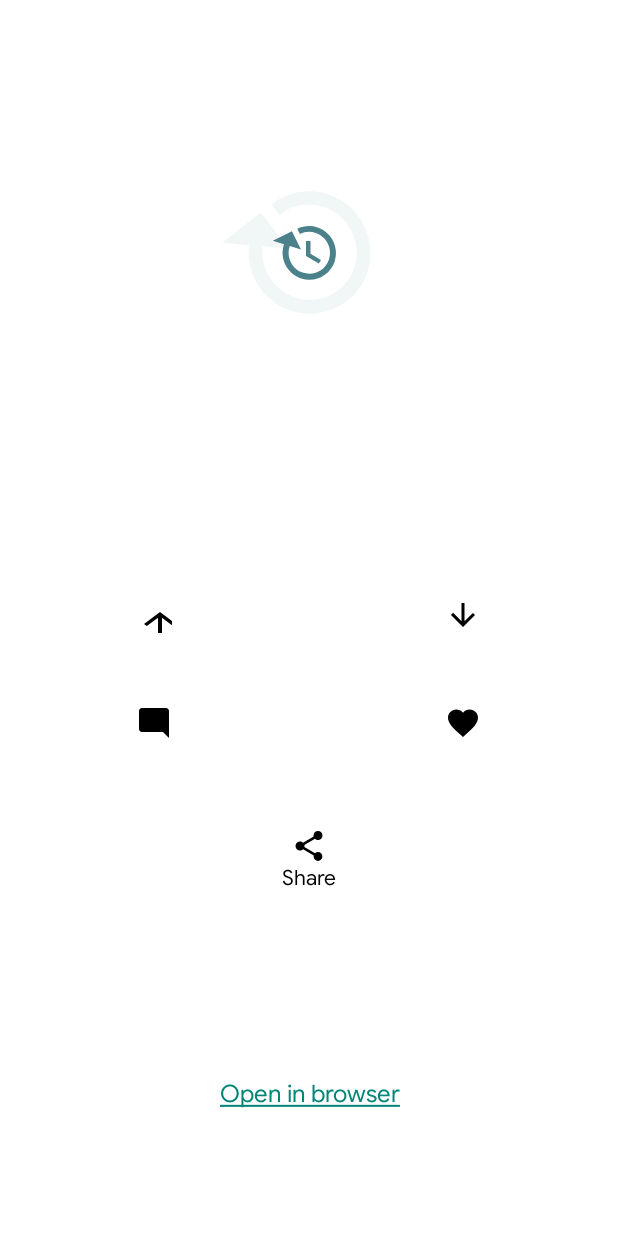
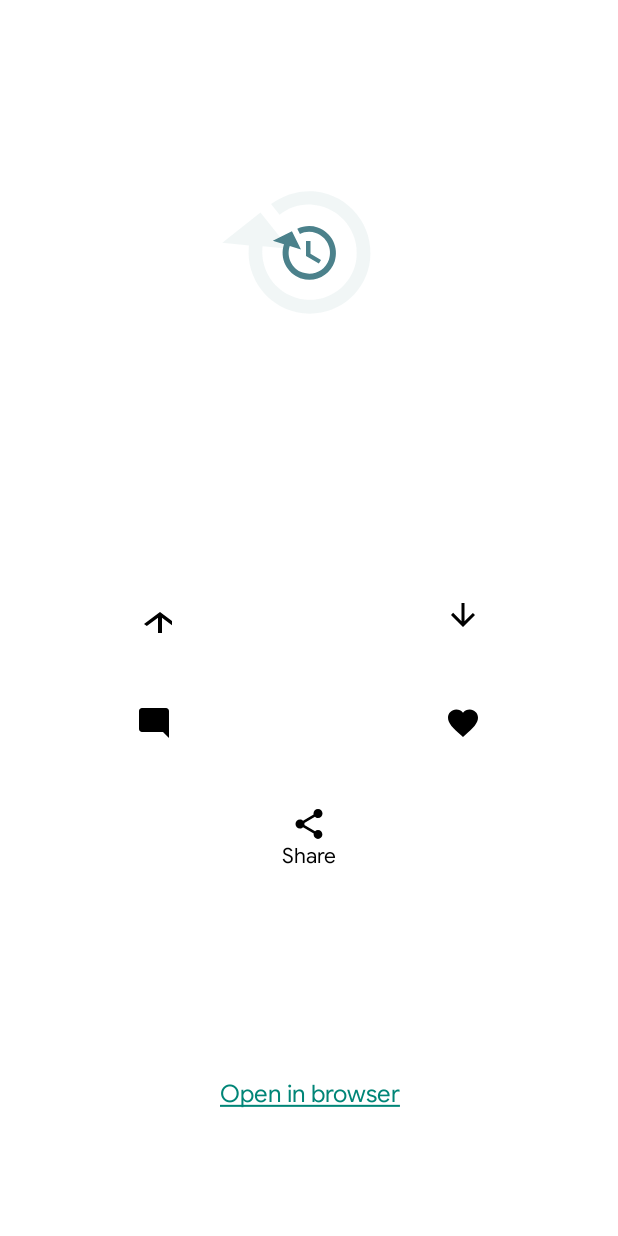
Before and after one commit to oscarito9410/Codechallenge, an Android app: the DetailFullActivity screen opened directly, with no data from a screen before it, on a phone screen of 412 x 824 dp. Run offline under Robolectric (Android 15) with nearby library versions, the phone set to English and light mode, and no system bars; pictures from the network do not load.

Commit message:
-Detail layout fix in margin

```diff
--- a/app/src/main/res/layout/activity_detail_full.xml
+++ b/app/src/main/res/layout/activity_detail_full.xml
@@ -185,7 +185,7 @@
 
                 <LinearLayout android:layout_width="match_parent" android:layout_height="wrap_content"
                               android:orientation="horizontal"
-                              android:layout_marginTop="@dimen/large_separation">
+                              android:layout_marginTop="@dimen/bigger_separation">
                     <TextView
                             android:id="@+id/tvShareDetail"
                             android:layout_width="0dp"
```
